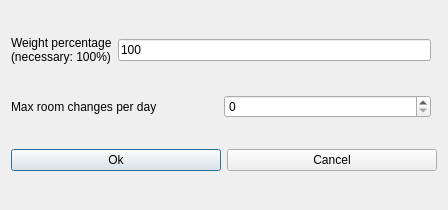
Qt form fet/src/interface/modifyconstraintstudentsmaxroomchangesperrealdayform_template.ui (vonmecheln/fet) before a commit.
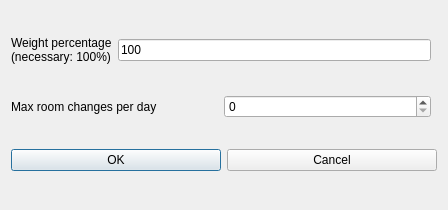
The same form after that commit.

What changed in the file:
```diff
--- a/fet/src/interface/modifyconstraintstudentsmaxroomchangesperrealdayform_template.ui
+++ b/fet/src/interface/modifyconstraintstudentsmaxroomchangesperrealdayform_template.ui
@@ -47,7 +47,7 @@
      <item>
       <widget class="QPushButton" name="okPushButton">
        <property name="text">
-        <string>Ok</string>
+        <string>OK</string>
        </property>
       </widget>
      </item>
```
